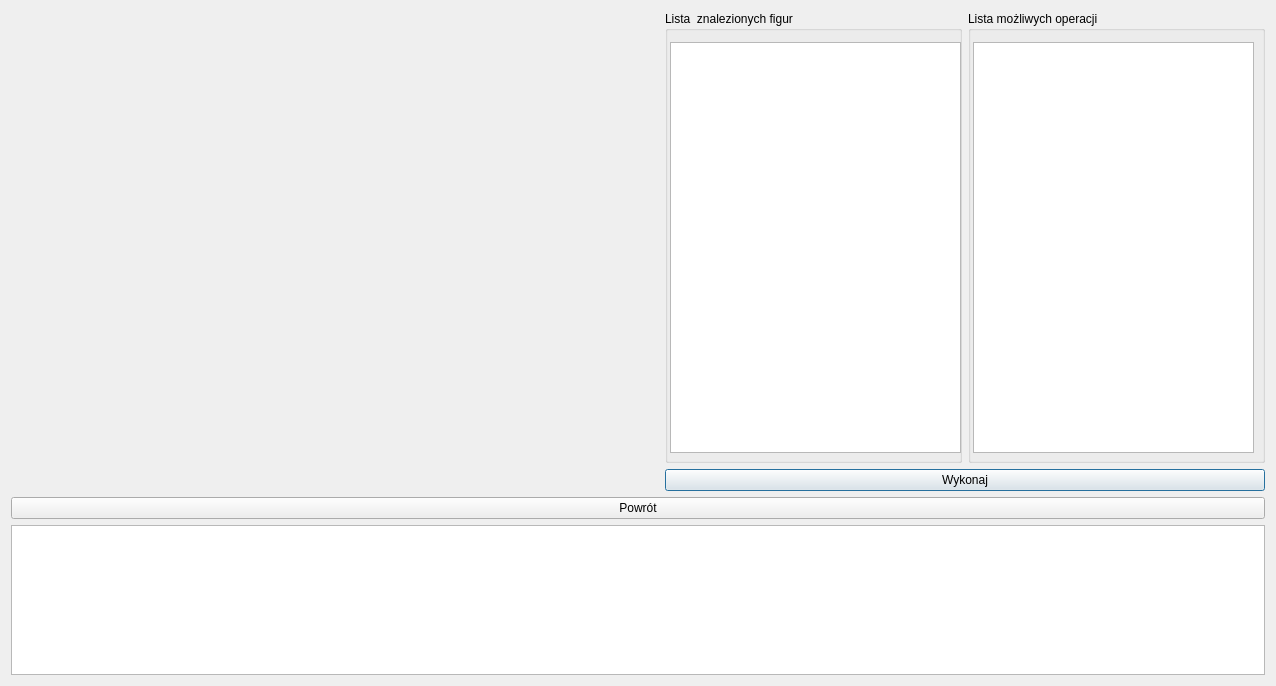
This is OpenCV/autocontrol.ui in tpyrek/BScThesis as Qt 5 draws it before an edit. The edited form follows.
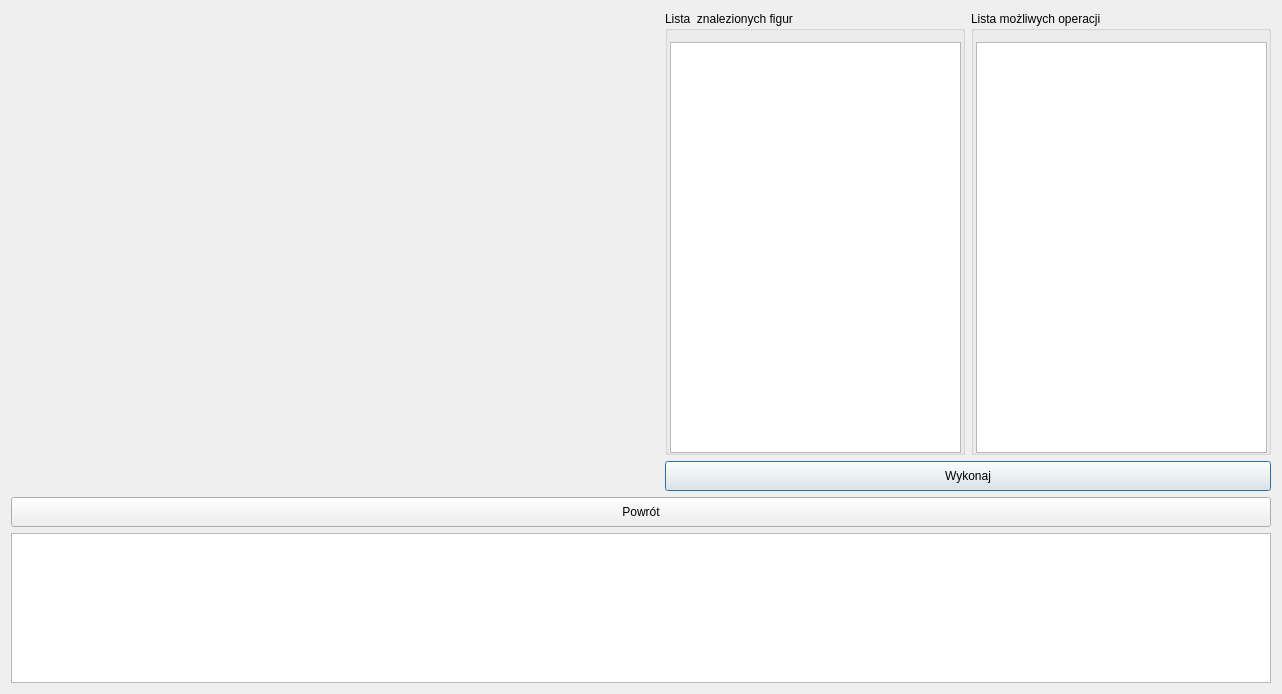
This is the edited form.

Commit message: ListWidgets instead of ListViews

What changed in the file:
```diff
--- a/OpenCV/autocontrol.ui
+++ b/OpenCV/autocontrol.ui
@@ -6,8 +6,8 @@
    <rect>
     <x>0</x>
     <y>0</y>
-    <width>1276</width>
-    <height>656</height>
+    <width>1280</width>
+    <height>692</height>
    </rect>
   </property>
   <property name="windowTitle">
@@ -16,68 +16,60 @@
   <layout class="QGridLayout" name="gridLayout_2">
    <item row="0" column="0">
     <layout class="QGridLayout" name="gridLayout">
-     <item row="0" column="0" rowspan="3">
-      <widget class="QWidget" name="openCVWidget" native="true">
-       <property name="minimumSize">
-        <size>
-         <width>648</width>
-         <height>480</height>
-        </size>
-       </property>
-       <property name="maximumSize">
-        <size>
-         <width>648</width>
-         <height>480</height>
-        </size>
-       </property>
-      </widget>
-     </item>
-     <item row="0" column="2" rowspan="2">
-      <widget class="QGroupBox" name="permittedOperationsGroupBox">
-       <property name="title">
-        <string>Lista możliwych operacji</string>
-       </property>
-       <widget class="QListView" name="permittedOperationsListView">
-        <property name="geometry">
-         <rect>
-          <x>5</x>
-          <y>31</y>
-          <width>281</width>
-          <height>411</height>
-         </rect>
-        </property>
-       </widget>
-      </widget>
-     </item>
-     <item row="4" column="0" colspan="3">
-      <widget class="QListView" name="commandslistView">
-       <property name="minimumSize">
-        <size>
-         <width>0</width>
-         <height>150</height>
-        </size>
-       </property>
-       <property name="maximumSize">
-        <size>
-         <width>16777215</width>
-         <height>150</height>
-        </size>
-       </property>
-      </widget>
-     </item>
      <item row="2" column="1" colspan="2">
       <widget class="QPushButton" name="executeCommandPushButton">
+       <property name="minimumSize">
+        <size>
+         <width>0</width>
+         <height>30</height>
+        </size>
+       </property>
+       <property name="maximumSize">
+        <size>
+         <width>16777215</width>
+         <height>30</height>
+        </size>
+       </property>
        <property name="text">
         <string>Wykonaj</string>
        </property>
       </widget>
      </item>
+     <item row="0" column="2" rowspan="2">
+      <widget class="QGroupBox" name="permittedOperationsGroupBox">
+       <property name="minimumSize">
+        <size>
+         <width>300</width>
+         <height>0</height>
+        </size>
+       </property>
+       <property name="title">
+        <string>Lista możliwych operacji</string>
+       </property>
+       <widget class="QListWidget" name="permittedOperationsListWidget">
+        <property name="geometry">
+         <rect>
+          <x>5</x>
+          <y>31</y>
+          <width>291</width>
+          <height>411</height>
+         </rect>
+        </property>
+       </widget>
+      </widget>
+     </item>
      <item row="0" column="1" rowspan="2">
       <widget class="QGroupBox" name="foundFiguresGroupBox">
+       <property name="minimumSize">
+        <size>
+         <width>300</width>
+         <height>0</height>
+        </size>
+       </property>
        <property name="title">
         <string>Lista  znalezionych figur</string>
        </property>
-       <widget class="QListView" name="foundFiguresListView">
+       <widget class="QListWidget" name="foundFiguresListWidget">
         <property name="geometry">
          <rect>
           <x>5</x>
@@ -86,11 +78,45 @@
           <height>411</height>
          </rect>
         </property>
+        <property name="minimumSize">
+         <size>
+          <width>0</width>
+          <height>0</height>
+         </size>
+        </property>
        </widget>
       </widget>
      </item>
+     <item row="0" column="0" rowspan="3">
+      <widget class="QWidget" name="openCVWidget" native="true">
+       <property name="minimumSize">
+        <size>
+         <width>648</width>
+         <height>480</height>
+        </size>
+       </property>
+       <property name="maximumSize">
+        <size>
+         <width>648</width>
+         <height>480</height>
+        </size>
+       </property>
+      </widget>
+     </item>
      <item row="3" column="0" colspan="3">
       <widget class="QPushButton" name="returnPushButton">
+       <property name="minimumSize">
+        <size>
+         <width>0</width>
+         <height>30</height>
+        </size>
+       </property>
+       <property name="maximumSize">
+        <size>
+         <width>16777215</width>
+         <height>30</height>
+        </size>
+       </property>
        <property name="text">
         <string>Powrót</string>
        </property>
@@ -98,6 +124,22 @@
      </item>
     </layout>
    </item>
+   <item row="1" column="0">
+    <widget class="QListWidget" name="commandsListWidget">
+     <property name="minimumSize">
+      <size>
+       <width>0</width>
+       <height>150</height>
+      </size>
+     </property>
+     <property name="maximumSize">
+      <size>
+       <width>16777215</width>
+       <height>150</height>
+      </size>
+     </property>
+    </widget>
+   </item>
   </layout>
  </widget>
  <resources/>
```
The commit also changes 4 other files.
